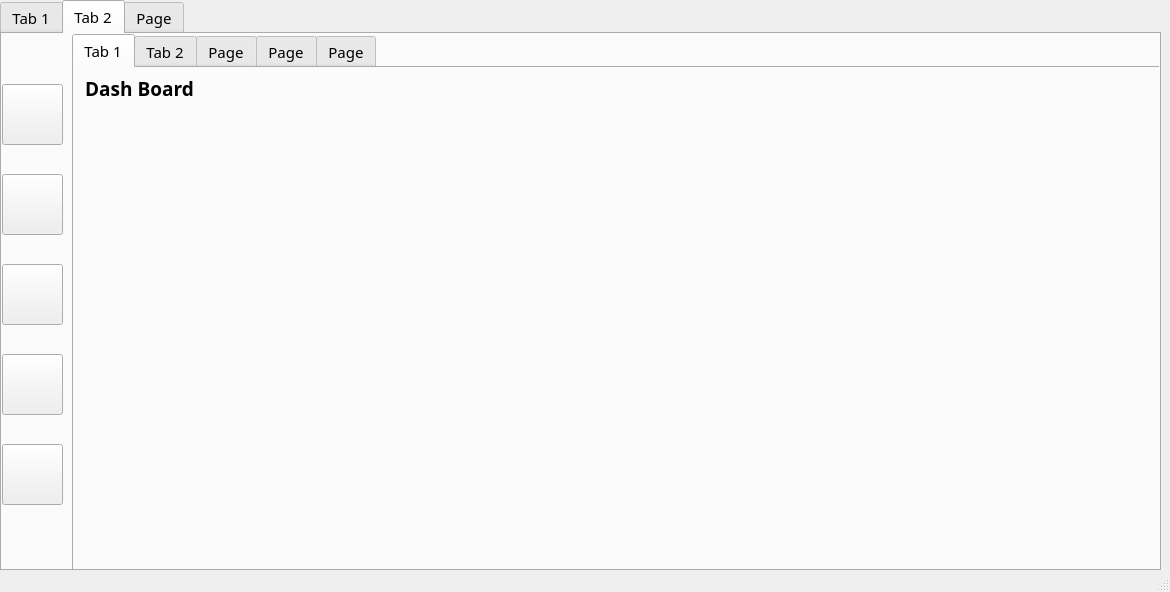
Before: the Qt Designer form MyGPAmate.ui in edeniyanda/MyGPAmate, drawn with Qt 5.
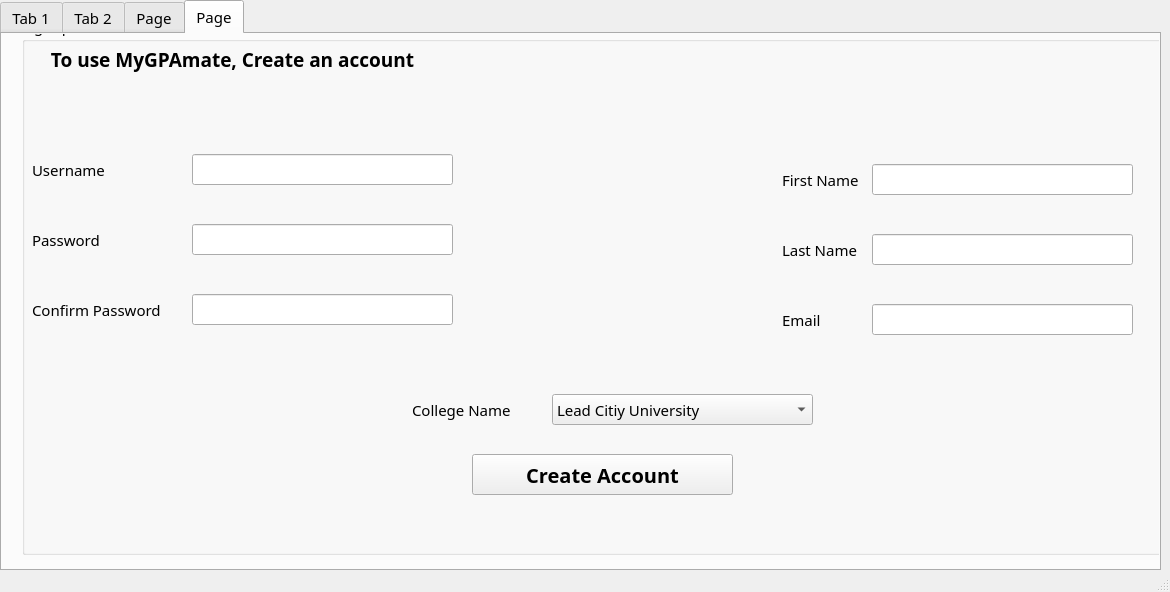
After: the same form once the commit is applied. The open tabs and pages were chosen to show the change. Icons and pictures are not drawn.

Commit message: Added Signin and Signup Functionalities

What changed in the file:
```diff
--- a/MyGPAmate.ui
+++ b/MyGPAmate.ui
@@ -32,7 +32,7 @@
      </font>
     </property>
     <property name="currentIndex">
-     <number>1</number>
+     <number>3</number>
     </property>
     <widget class="QWidget" name="tab">
      <attribute name="title">
@@ -139,7 +139,7 @@
        <widget class="QLabel" name="label_8">
         <property name="geometry">
          <rect>
-          <x>-10</x>
+          <x>950</x>
           <y>0</y>
           <width>151</width>
           <height>41</height>
@@ -518,6 +518,411 @@
      <attribute name="title">
       <string>Page</string>
      </attribute>
+     <widget class="QGroupBox" name="groupBox">
+      <property name="geometry">
+       <rect>
+        <x>10</x>
+        <y>10</y>
+        <width>1141</width>
+        <height>521</height>
+       </rect>
+      </property>
+      <property name="title">
+       <string>Login</string>
+      </property>
+      <widget class="QPushButton" name="pushButton_login">
+       <property name="geometry">
+        <rect>
+         <x>280</x>
+         <y>390</y>
+         <width>141</width>
+         <height>41</height>
+        </rect>
+       </property>
+       <property name="font">
+        <font>
+         <pointsize>15</pointsize>
+         <weight>75</weight>
+         <bold>true</bold>
+        </font>
+       </property>
+       <property name="text">
+        <string>Login</string>
+       </property>
+      </widget>
+      <widget class="QLabel" name="label_12">
+       <property name="geometry">
+        <rect>
+         <x>120</x>
+         <y>190</y>
+         <width>111</width>
+         <height>31</height>
+        </rect>
+       </property>
+       <property name="text">
+        <string>Username</string>
+       </property>
+      </widget>
+      <widget class="QLineEdit" name="lineEdit_username">
+       <property name="geometry">
+        <rect>
+         <x>270</x>
+         <y>190</y>
+         <width>151</width>
+         <height>31</height>
+        </rect>
+       </property>
+      </widget>
+      <widget class="QLabel" name="label_25">
+       <property name="geometry">
+        <rect>
+         <x>120</x>
+         <y>260</y>
+         <width>111</width>
+         <height>31</height>
+        </rect>
+       </property>
+       <property name="text">
+        <string>Password</string>
+       </property>
+      </widget>
+      <widget class="QLineEdit" name="lineEdit_password">
+       <property name="geometry">
+        <rect>
+         <x>270</x>
+         <y>260</y>
+         <width>151</width>
+         <height>31</height>
+        </rect>
+       </property>
+       <property name="echoMode">
+        <enum>QLineEdit::Password</enum>
+       </property>
+      </widget>
+      <widget class="QLabel" name="label_26">
+       <property name="geometry">
+        <rect>
+         <x>200</x>
+         <y>70</y>
+         <width>301</width>
+         <height>41</height>
+        </rect>
+       </property>
+       <property name="font">
+        <font>
+         <pointsize>14</pointsize>
+         <weight>75</weight>
+         <bold>true</bold>
+        </font>
+       </property>
+       <property name="text">
+        <string>Welcome Back, Please Login</string>
+       </property>
+       <property name="alignment">
+        <set>Qt::AlignCenter</set>
+       </property>
+      </widget>
+      <widget class="QLabel" name="label_27">
+       <property name="geometry">
+        <rect>
+         <x>590</x>
+         <y>70</y>
+         <width>411</width>
+         <height>351</height>
+        </rect>
+       </property>
+       <property name="text">
+        <string/>
+       </property>
+       <property name="pixmap">
+        <pixmap resource="resources.qrc">:/assets/images/login.png</pixmap>
+       </property>
+      </widget>
+     </widget>
+    </widget>
+    <widget class="QWidget" name="tab_17">
+     <attribute name="title">
+      <string>Page</string>
+     </attribute>
+     <widget class="QGroupBox" name="groupBox_2">
+      <property name="geometry">
+       <rect>
+        <x>20</x>
+        <y>-20</y>
+        <width>1141</width>
+        <height>541</height>
+       </rect>
+      </property>
+      <property name="title">
+       <string>Signup</string>
+      </property>
+      <widget class="QPushButton" name="pushButton_create_account_2">
+       <property name="geometry">
+        <rect>
+         <x>450</x>
+         <y>440</y>
+         <width>261</width>
+         <height>41</height>
+        </rect>
+       </property>
+       <property name="font">
+        <font>
+         <pointsize>15</pointsize>
+         <weight>75</weight>
+         <bold>true</bold>
+        </font>
+       </property>
+       <property name="text">
+        <string>Create Account</string>
+       </property>
+      </widget>
+      <widget class="QLabel" name="label_28">
+       <property name="geometry">
+        <rect>
+         <x>760</x>
+         <y>150</y>
+         <width>91</width>
+         <height>31</height>
+        </rect>
+       </property>
+       <property name="text">
+        <string>First Name</string>
+       </property>
+      </widget>
+      <widget class="QLineEdit" name="lineEdit_first_name_2">
+       <property name="geometry">
+        <rect>
+         <x>850</x>
+         <y>150</y>
+         <width>261</width>
+         <height>31</height>
+        </rect>
+       </property>
+      </widget>
+      <widget class="QLineEdit" name="lineEdit_last_name_2">
+       <property name="geometry">
+        <rect>
+         <x>850</x>
+         <y>220</y>
+         <width>261</width>
+         <height>31</height>
+        </rect>
+       </property>
+       <property name="echoMode">
+        <enum>QLineEdit::Normal</enum>
+       </property>
+      </widget>
+      <widget class="QLabel" name="label_30">
+       <property name="geometry">
+        <rect>
+         <x>10</x>
+         <y>20</y>
+         <width>401</width>
+         <height>51</height>
+        </rect>
+       </property>
+       <property name="font">
+        <font>
+         <pointsize>14</pointsize>
+         <weight>75</weight>
+         <bold>true</bold>
+        </font>
+       </property>
+       <property name="text">
+        <string>To use MyGPAmate, Create an account</string>
+       </property>
+       <property name="alignment">
+        <set>Qt::AlignCenter</set>
+       </property>
+      </widget>
+      <widget class="QLabel" name="label_31">
+       <property name="geometry">
+        <rect>
+         <x>380</x>
+         <y>70</y>
+         <width>371</width>
+         <height>301</height>
+        </rect>
+       </property>
+       <property name="text">
+        <string/>
+       </property>
+       <property name="pixmap">
+        <pixmap resource="resources.qrc">:/assets/images/signup.png</pixmap>
+       </property>
+      </widget>
+      <widget class="QLabel" name="label_32">
+       <property name="geometry">
+        <rect>
+         <x>760</x>
+         <y>220</y>
+         <width>91</width>
+         <height>31</height>
+        </rect>
+       </property>
+       <property name="text">
+        <string>Last Name</string>
+       </property>
+      </widget>
+      <widget class="QLineEdit" name="lineEdit_email_2">
+       <property name="geometry">
+        <rect>
+         <x>850</x>
+         <y>290</y>
+         <width>261</width>
+         <height>31</height>
+        </rect>
+       </property>
+       <property name="text">
+        <string/>
+       </property>
+       <property name="echoMode">
+        <enum>QLineEdit::Normal</enum>
+       </property>
+      </widget>
+      <widget class="QLabel" name="label_33">
+       <property name="geometry">
+        <rect>
+         <x>760</x>
+         <y>290</y>
+         <width>81</width>
+         <height>31</height>
+        </rect>
+       </property>
+       <property name="text">
+        <string>Email</string>
+       </property>
+      </widget>
+      <widget class="QLabel" name="label_34">
+       <property name="geometry">
+        <rect>
+         <x>10</x>
+         <y>210</y>
+         <width>111</width>
+         <height>31</height>
+        </rect>
+       </property>
+       <property name="text">
+        <string>Password</string>
+       </property>
+      </widget>
+      <widget class="QLineEdit" name="lineEdit_confirm_password_2">
+       <property name="geometry">
+        <rect>
+         <x>170</x>
+         <y>280</y>
+         <width>261</width>
+         <height>31</height>
+        </rect>
+       </property>
+       <property name="text">
+        <string/>
+       </property>
+       <property name="echoMode">
+        <enum>QLineEdit::Password</enum>
+       </property>
+      </widget>
+      <widget class="QLineEdit" name="lineEdit_password_2">
+       <property name="geometry">
+        <rect>
+         <x>170</x>
+         <y>210</y>
+         <width>261</width>
+         <height>31</height>
+        </rect>
+       </property>
+       <property name="text">
+        <string/>
+       </property>
+       <property name="echoMode">
+        <enum>QLineEdit::Password</enum>
+       </property>
+      </widget>
+      <widget class="QLabel" name="label_35">
+       <property name="geometry">
+        <rect>
+         <x>10</x>
+         <y>280</y>
+         <width>151</width>
+         <height>31</height>
+        </rect>
+       </property>
+       <property name="text">
+        <string>Confirm Password</string>
+       </property>
+      </widget>
+      <widget class="QLabel" name="label_36">
+       <property name="geometry">
+        <rect>
+         <x>390</x>
+         <y>380</y>
+         <width>151</width>
+         <height>31</height>
+        </rect>
+       </property>
+       <property name="text">
+        <string>College Name</string>
+       </property>
+      </widget>
+      <widget class="QComboBox" name="comboBox_college_name_2">
+       <property name="geometry">
+        <rect>
+         <x>530</x>
+         <y>380</y>
+         <width>261</width>
+         <height>31</height>
+        </rect>
+       </property>
+       <item>
+        <property name="text">
+         <string>Lead Citiy University</string>
+        </property>
+       </item>
+       <item>
+        <property name="text">
+         <string>Obafemi Awolowo University</string>
+        </property>
+       </item>
+       <item>
+        <property name="text">
+         <string>Adeleke University</string>
+        </property>
+       </item>
+       <item>
+        <property name="text">
+         <string>Ladoke Akintola University</string>
+        </property>
+       </item>
+       <item>
+        <property name="text">
+         <string>University of Ibadan</string>
+        </property>
+       </item>
+      </widget>
+      <widget class="QLineEdit" name="lineEdit_user_name_2">
+       <property name="geometry">
+        <rect>
+         <x>170</x>
+         <y>140</y>
+         <width>261</width>
+         <height>31</height>
+        </rect>
+       </property>
+      </widget>
+      <widget class="QLabel" name="label_29">
+       <property name="geometry">
+        <rect>
+         <x>10</x>
+         <y>140</y>
+         <width>111</width>
+         <height>31</height>
+        </rect>
+       </property>
+       <property name="text">
+        <string>Username</string>
+       </property>
+      </widget>
+     </widget>
     </widget>
    </widget>
   </widget>
```
Left out of the diff: 23 changed lines with no effect on the pictures. The commit also changes 13 other files.
